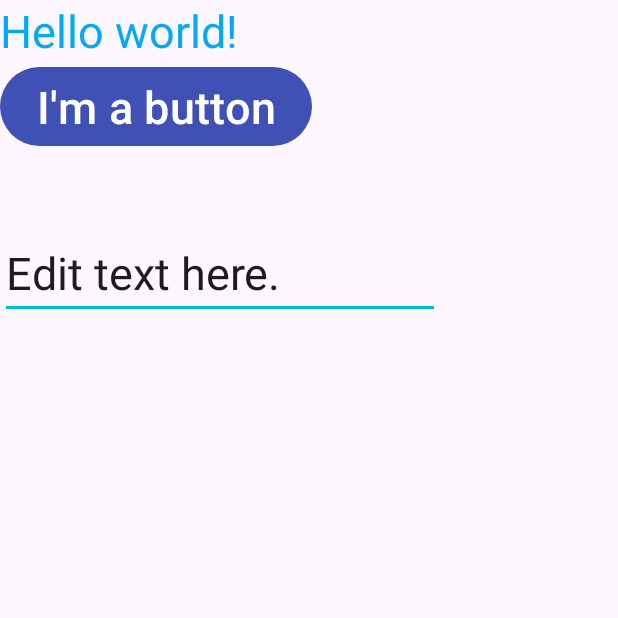
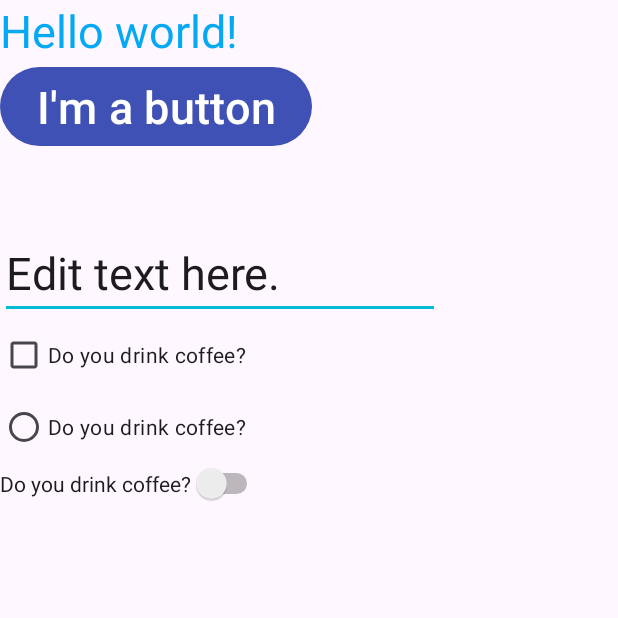
Before and after one commit to ao1208/LeesAndroidLabs, an Android app: the screen it shows after launch (MainActivity), on a phone screen of 412 x 824 dp, the top half of it. Run offline under Robolectric (Android 15) with nearby library versions, the phone set to English and light mode, and no system bars.

Commit message:
Week2 Added compound buttons (5/6)
Signed-off-by: Wan-Hsuan Lee <lee00834@algonquinlive.com>

```diff
--- a/app/src/main/java/algonquin/cst2335/lee00834/MainActivity.java
+++ b/app/src/main/java/algonquin/cst2335/lee00834/MainActivity.java
@@ -35,6 +35,24 @@ public class MainActivity extends AppCompatActivity {
             variableBinding.theText.setText(model.editString.getValue());
         });
 
+        model.isSelected.observe(this, selected -> {
+            variableBinding.theCheckbox.setChecked(selected);
+            variableBinding.theRadio.setChecked(selected);
+            variableBinding.theSwitch.setChecked(selected);
+        });
+
+        variableBinding.theCheckbox.setOnCheckedChangeListener( ( btn , isChecked) -> {
+            model.isSelected.postValue(isChecked) ;//set to b, notify all observers
+        });
+
+        variableBinding.theRadio.setOnCheckedChangeListener( ( btn, isChecked) -> {
+            model.isSelected.postValue(isChecked) ;//set to b, notify all observers
+        });
+
+        variableBinding.theSwitch.setOnCheckedChangeListener( (btn, isChecked) -> {
+            model.isSelected.postValue(isChecked) ;//set to b, notify all observers
+        });
+
 //        setContentView(R.layout.activity_main);
 //        TextView mytext = findViewById(R.id.theText);
 //        Button mybutton = findViewById(R.id.theButton);
--- a/app/src/main/java/algonquin/cst2335/lee00834/MainViewModel.java
+++ b/app/src/main/java/algonquin/cst2335/lee00834/MainViewModel.java
@@ -5,4 +5,5 @@ import androidx.lifecycle.ViewModel;
 
 public class MainViewModel extends ViewModel {
     public MutableLiveData<String> editString = new MutableLiveData<>();
+    public MutableLiveData<Boolean> isSelected = new MutableLiveData<>();
 }
--- a/app/src/main/res/layout/activity_main.xml
+++ b/app/src/main/res/layout/activity_main.xml
@@ -30,4 +30,22 @@
         android:text="@string/edit_message"
         android:textSize="30dp" />
 
+    <CheckBox
+        android:id="@+id/theCheckbox"
+        android:layout_width="wrap_content"
+        android:layout_height="wrap_content"
+        android:text="Do you drink coffee?" />
+
+    <RadioButton
+        android:id="@+id/theRadio"
+        android:layout_width="wrap_content"
+        android:layout_height="wrap_content"
+        android:text="Do you drink coffee?" />
+
+    <Switch
+        android:id="@+id/theSwitch"
+        android:layout_width="wrap_content"
+        android:layout_height="wrap_content"
+        android:text="Do you drink coffee?" />
+
 </LinearLayout>
```
